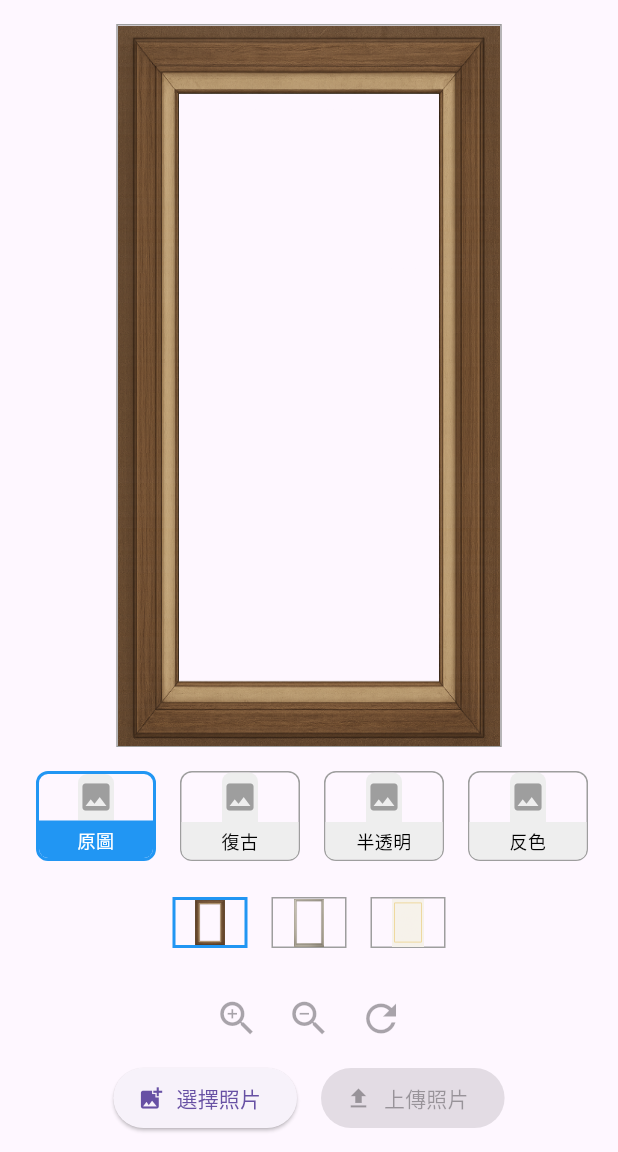
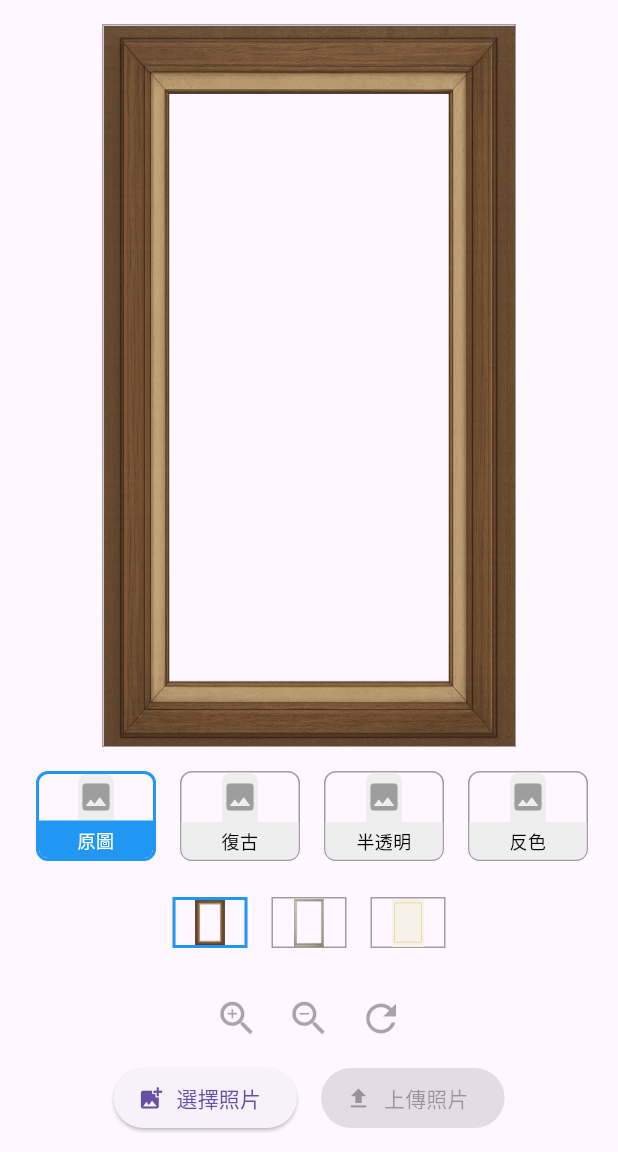
Before and after one commit to ehun9376/AutoPrint, a Flutter app: the screen it shows after launch, on a phone screen of 412 x 824 dp, the part 84-1236 px from its top. Run offline on Flutter 3.47's test engine with Material 3 defaults, Android fonts, the phone set to English and light mode, and no system bars; our stand-ins replace blur, cached_network_image, firebase_core, firebase_storage; missing offline and left inert: dart:html; accounts and stored records are empty; statements that could not run were skipped.

Commit message:
保持圖片品質

```diff
--- /dev/null
+++ b/devtools_options.yaml
@@ -0,0 +1,3 @@
+description: This file stores settings for Dart & Flutter DevTools.
+documentation: https://docs.flutter.dev/tools/devtools/extensions#configure-extension-enablement-states
+extensions:
--- a/lib/widgets/image_editor.dart
+++ b/lib/widgets/image_editor.dart
@@ -29,8 +29,8 @@
         onPositionChanged(details.delta);
       },
       child: Container(
-        width: 257,
-        height: 359,
+        width: 276,
+        height: 378,
         decoration: BoxDecoration(
           border: Border.all(color: Colors.grey),
         ),
@@ -53,11 +53,9 @@
                             Colors.transparent,
                             BlendMode.srcOver,
                           ),
-                      child: ClipRect(
-                        child: RawImage(
-                          image: userImage,
-                          fit: BoxFit.cover,
-                        ),
+                      child: RawImage(
+                        image: userImage,
+                        fit: BoxFit.contain,
                       ),
                     ),
                   ),
```
Also changed, not shown: lib/main.dart (+20 -8 lines).
